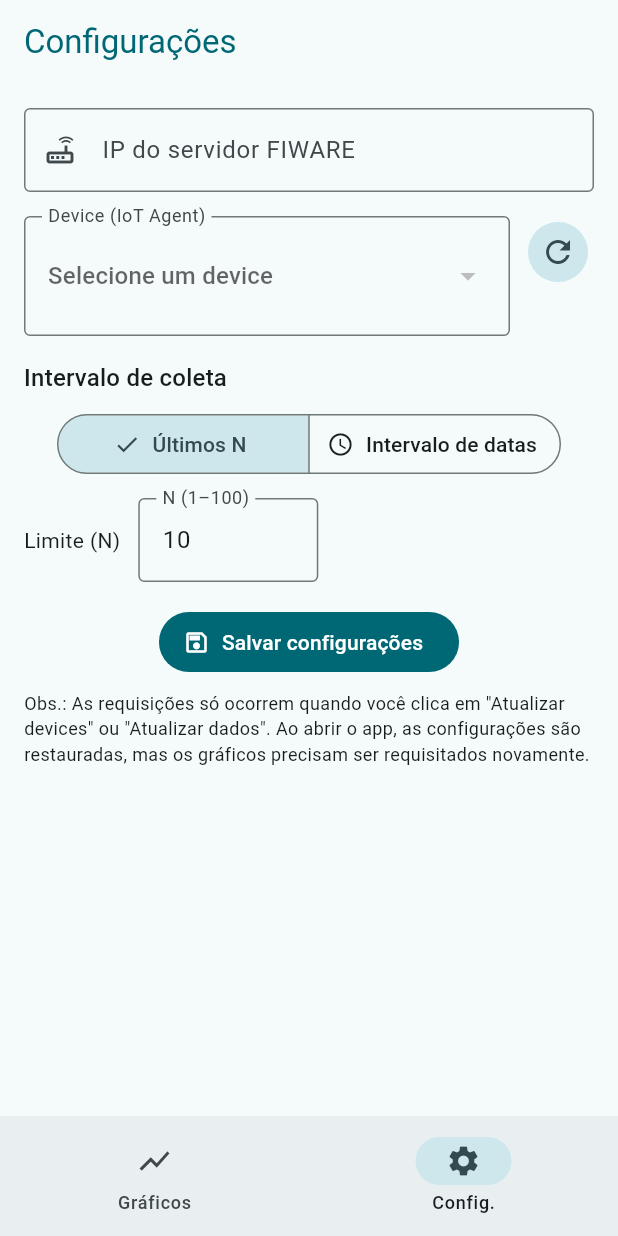
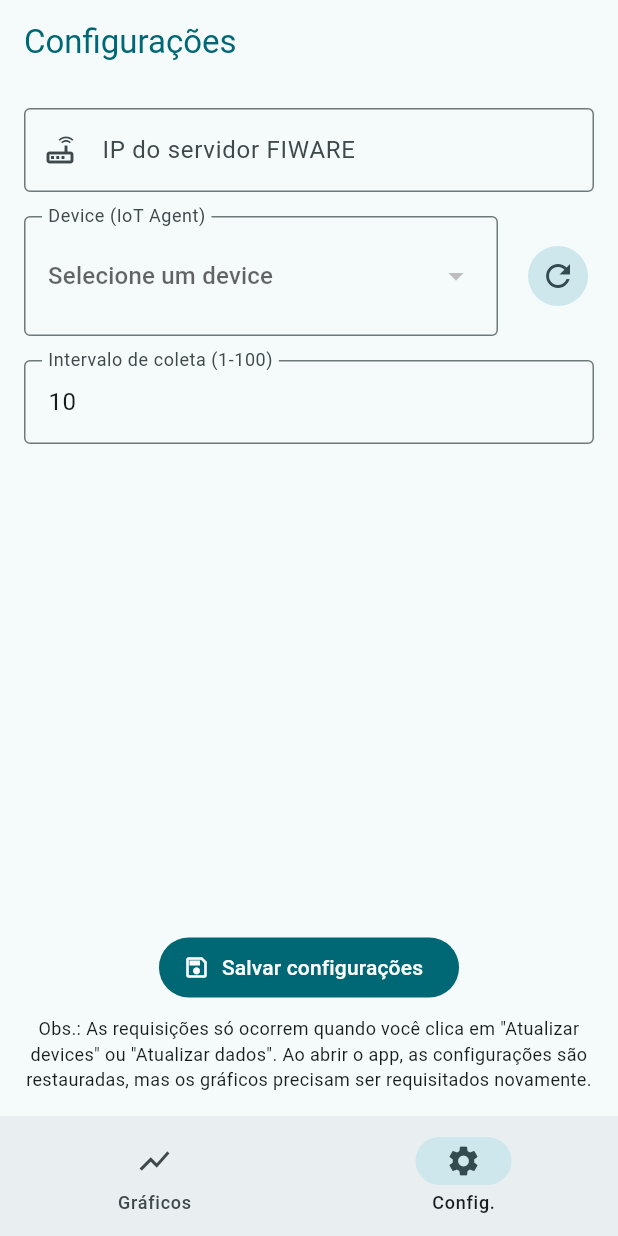
Before and after one commit to tcc-chronos/chronos-mobile, a Flutter app: the screen it shows after launch, item 2 of the bottom bar chosen, on a phone screen of 412 x 824 dp. Run offline on Flutter 3.47's test engine with Material 3 defaults, Android fonts, the phone set to English and light mode, and no system bars; our stand-ins replace fl_chart, shared_preferences.

Commit message:
refactor: remove unused QueryMode and date fields from AppSettings and SettingsPage

```diff
--- a/lib/core/models/app_settings.dart
+++ b/lib/core/models/app_settings.dart
@@ -1,16 +1,10 @@
-enum QueryMode { lastN, dateRange }
-
 class AppSettings {
   String ip; // ex.: 192.168.0.10
   String entityId; // ex.: urn:ngsi-ld:Chronos:ESP32:001
   String entityType; // ex.: Sensor
   String entityLabel; // para exibir no UI (entityName ou deviceId)
   List<String> attributes; // ex.: ["temperature","humidity"]
-
-  QueryMode mode;
   int lastN; // 1..100
-  String? dateFromIso; // ISO 8601 ex.: 2025-08-21T02:29:04.162Z
-  String? dateToIso;
 
   AppSettings({
     required this.ip,
@@ -18,10 +12,7 @@ class AppSettings {
     required this.entityType,
     required this.entityLabel,
     required this.attributes,
-    required this.mode,
     required this.lastN,
-    this.dateFromIso,
-    this.dateToIso,
   });
 
   factory AppSettings.defaults() => AppSettings(
@@ -30,7 +21,6 @@ class AppSettings {
     entityType: '',
     entityLabel: '',
     attributes: const [],
-    mode: QueryMode.lastN,
     lastN: 10,
   );
 
@@ -40,10 +30,7 @@ class AppSettings {
     'entityType': entityType,
     'entityLabel': entityLabel,
     'attributes': attributes,
-    'mode': mode.name,
     'lastN': lastN,
-    'dateFromIso': dateFromIso,
-    'dateToIso': dateToIso,
   };
 
   factory AppSettings.fromJson(Map<String, dynamic> j) {
@@ -53,12 +40,7 @@ class AppSettings {
       entityType: j['entityType']?.toString() ?? '',
       entityLabel: j['entityLabel']?.toString() ?? '',
       attributes: (j['attributes'] as List<dynamic>? ?? []).cast<String>(),
-      mode: (j['mode']?.toString() ?? 'lastN') == 'dateRange'
-          ? QueryMode.dateRange
-          : QueryMode.lastN,
       lastN: int.tryParse(j['lastN']?.toString() ?? '10') ?? 10,
-      dateFromIso: j['dateFromIso']?.toString(),
-      dateToIso: j['dateToIso']?.toString(),
     );
   }
 
@@ -71,7 +53,6 @@ class AppSettings {
     String? entityType,
     String? entityLabel,
     List<String>? attributes,
-    QueryMode? mode,
     int? lastN,
     String? dateFromIso,
     String? dateToIso,
@@ -82,10 +63,7 @@ class AppSettings {
       entityType: entityType ?? this.entityType,
       entityLabel: entityLabel ?? this.entityLabel,
       attributes: attributes ?? this.attributes,
-      mode: mode ?? this.mode,
       lastN: lastN ?? this.lastN,
-      dateFromIso: dateFromIso ?? this.dateFromIso,
-      dateToIso: dateToIso ?? this.dateToIso,
     );
   }
 }
--- a/lib/core/state/app_state.dart
+++ b/lib/core/state/app_state.dart
@@ -108,12 +108,6 @@ class AppState extends ChangeNotifier {
                 entityId: _settings.entityId,
                 attribute: attr,
                 lastN: _settings.lastN,
-                dateFromIso: _settings.mode == QueryMode.dateRange
-                    ? _settings.dateFromIso
-                    : null,
-                dateToIso: _settings.mode == QueryMode.dateRange
-                    ? _settings.dateToIso
-                    : null,
               )
               .then((points) => map[attr] = points),
         );
--- a/lib/ui/pages/settings_page.dart
+++ b/lib/ui/pages/settings_page.dart
@@ -1,6 +1,5 @@
 import 'package:flutter/material.dart';
 import 'package:provider/provider.dart';
-import '../../core/models/app_settings.dart';
 import '../../core/models/device.dart';
 import '../../core/state/app_state.dart';
 import '../../core/utils/validators.dart';
@@ -17,9 +16,6 @@ class _SettingsPageState extends State<SettingsPage> {
 
   late TextEditingController _ip;
   late TextEditingController _lastN;
-  late TextEditingController _dateFrom;
-  late TextEditingController _dateTo;
-  QueryMode _mode = QueryMode.lastN;
 
   Device? _selectedDevice;
 
@@ -29,11 +25,7 @@ class _SettingsPageState extends State<SettingsPage> {
     final settings = context.read<AppState>().settings;
     _ip = TextEditingController(text: settings.ip);
     _lastN = TextEditingController(text: settings.lastN.toString());
-    _dateFrom = TextEditingController(text: settings.dateFromIso ?? '');
-    _dateTo = TextEditingController(text: settings.dateToIso ?? '');
-    _mode = settings.mode;
 
-    // Seleciona o device atual (se existir na lista)
     final devices = context.read<AppState>().devices;
     if (settings.isConfigured) {
       _selectedDevice = devices.firstWhere(
@@ -56,8 +48,6 @@ class _SettingsPageState extends State<SettingsPage> {
   void dispose() {
     _ip.dispose();
     _lastN.dispose();
-    _dateFrom.dispose();
-    _dateTo.dispose();
     super.dispose();
   }
 
@@ -76,17 +66,12 @@ class _SettingsPageState extends State<SettingsPage> {
       attributes: device != null
           ? device.attributes.map((e) => e.name).toList()
           : current.attributes,
-      mode: _mode,
       lastN: int.tryParse(_lastN.text.trim()) ?? current.lastN,
-      dateFromIso: _dateFrom.text.trim().isEmpty ? null : _dateFrom.text.trim(),
-      dateToIso: _dateTo.text.trim().isEmpty ? null : _dateTo.text.trim(),
     );
 
     await app.saveSettings(newSettings);
 
-    if (!context.mounted) {
-      return;
-    }
+    if (!context.mounted) return;
     ScaffoldMessenger.of(
       context,
     ).showSnackBar(const SnackBar(content: Text('Configurações salvas!')));
@@ -105,8 +90,10 @@ class _SettingsPageState extends State<SettingsPage> {
               style: TextStyle(color: Theme.of(context).colorScheme.primary),
             ),
           ),
-          body: ListView(
+          body: SafeArea(
+            child: Padding(
               padding: const EdgeInsets.all(16),
+              child: Column(
                 children: [
                   if (s.errorMessage != null) ...[
                     MaterialBanner(
@@ -120,7 +107,9 @@ class _SettingsPageState extends State<SettingsPage> {
                     ),
                     const SizedBox(height: 8),
                   ],
-              Form(
+                  Expanded(
+                    child: SingleChildScrollView(
+                      child: Form(
                         key: _formKey,
                         child: Column(
                           children: [
@@ -128,7 +117,7 @@ class _SettingsPageState extends State<SettingsPage> {
                               controller: _ip,
                               decoration: const InputDecoration(
                                 labelText: 'IP do servidor FIWARE',
-                        hintText: 'Ex.: 192.168.0.10',
+                                hintText: 'Ex.: 172.0.0.1',
                                 prefixIcon: Icon(Icons.router_outlined),
                                 border: OutlineInputBorder(),
                               ),
@@ -137,7 +126,7 @@ class _SettingsPageState extends State<SettingsPage> {
                             ),
                             const SizedBox(height: 16),
                             Row(
-                      crossAxisAlignment: CrossAxisAlignment.start,
+                              crossAxisAlignment: CrossAxisAlignment.center,
                               children: [
                                 Expanded(
                                   child: InputDecorator(
@@ -151,8 +140,7 @@ class _SettingsPageState extends State<SettingsPage> {
                                         value: _selectedDevice,
                                         hint: const Text('Selecione um device'),
                                         items: devices.map((d) {
-                                  final label =
-                                      '${d.deviceId}  •  ${d.entityName}';
+                                          final label = d.entityName;
                                           return DropdownMenuItem<Device>(
                                             value: d,
                                             child: Text(
@@ -167,20 +155,22 @@ class _SettingsPageState extends State<SettingsPage> {
                                     ),
                                   ),
                                 ),
-                        const SizedBox(width: 8),
+                                const SizedBox(width: 16),
                                 IconButton.filledTonal(
                                   tooltip: 'Atualizar devices do IoT Agent',
                                   onPressed: s.loadingDevices
                                       ? null
                                       : () async {
                                           await s.refreshDevices();
-                                  if (!context.mounted) {
-                                    return;
-                                  }
+                                          if (!context.mounted) return;
                                           if (s.errorMessage == null) {
-                                    ScaffoldMessenger.of(context).showSnackBar(
+                                            ScaffoldMessenger.of(
+                                              context,
+                                            ).showSnackBar(
                                               const SnackBar(
-                                        content: Text('Devices atualizados'),
+                                                content: Text(
+                                                  'Devices atualizados',
+                                                ),
                                               ),
                                             );
                                           }
@@ -198,119 +188,22 @@ class _SettingsPageState extends State<SettingsPage> {
                               ],
                             ),
                             const SizedBox(height: 16),
-                    Align(
-                      alignment: Alignment.centerLeft,
-                      child: Text(
-                        'Intervalo de coleta',
-                        style: Theme.of(context).textTheme.titleMedium,
-                      ),
-                    ),
-                    const SizedBox(height: 8),
-                    SegmentedButton<QueryMode>(
-                      segments: const [
-                        ButtonSegment<QueryMode>(
-                          value: QueryMode.lastN,
-                          label: Text('Últimos N'),
-                          icon: Icon(Icons.format_list_numbered),
-                        ),
-                        ButtonSegment<QueryMode>(
-                          value: QueryMode.dateRange,
-                          label: Text('Intervalo de datas'),
-                          icon: Icon(Icons.schedule),
-                        ),
-                      ],
-                      selected: {_mode},
-                      onSelectionChanged: (set) =>
-                          setState(() => _mode = set.first),
-                    ),
-
-                    const SizedBox(height: 12),
-
-                    // Campo N (usado tanto em lastN quanto em dateRange)
-                    Row(
-                      children: [
-                        const Text('Limite (N)'),
-                        const SizedBox(width: 12),
-                        SizedBox(
-                          width: 120,
-                          child: TextFormField(
+                            TextFormField(
                               controller: _lastN,
                               decoration: const InputDecoration(
-                              labelText: 'N (1–100)',
+                                labelText: 'Intervalo de coleta (1-100)',
                                 border: OutlineInputBorder(),
                               ),
                               keyboardType: TextInputType.number,
                               validator: Validators.lastN,
                             ),
-                        ),
-                      ],
-                    ),
-
-                    // Campos de datas (visíveis somente no modo intervalo)
-                    AnimatedCrossFade(
-                      crossFadeState: _mode == QueryMode.dateRange
-                          ? CrossFadeState.showFirst
-                          : CrossFadeState.showSecond,
-                      duration: const Duration(milliseconds: 200),
-                      firstChild: Padding(
-                        padding: const EdgeInsets.only(top: 12.0),
-                        child: Column(
-                          crossAxisAlignment: CrossAxisAlignment.start,
-                          children: [
-                            const SizedBox(height: 8),
-                            Row(
-                              children: [
-                                Expanded(
-                                  child: TextFormField(
-                                    controller: _dateFrom,
-                                    decoration: const InputDecoration(
-                                      labelText:
-                                          'dateFrom (ex.: 2025-08-21T02:29:04.162Z)',
-                                      border: OutlineInputBorder(),
-                                    ),
-                                    validator: (v) => Validators.isoOrEmpty(v),
-                                  ),
-                                ),
-                                const SizedBox(width: 8),
-                                Expanded(
-                                  child: TextFormField(
-                                    controller: _dateTo,
-                                    decoration: const InputDecoration(
-                                      labelText:
-                                          'dateTo (ex.: 2025-08-21T02:34:23.697Z)',
-                                      border: OutlineInputBorder(),
-                                    ),
-                                    validator: (v) => Validators.isoOrEmpty(v),
-                                  ),
-                                ),
-                              ],
-                            ),
-                            const SizedBox(height: 6),
-                            Builder(
-                              builder: (context) {
-                                final msg = Validators.bothIsoRequired(
-                                  _dateFrom.text,
-                                  _dateTo.text,
-                                );
-                                return msg == null
-                                    ? const SizedBox.shrink()
-                                    : Text(
-                                        msg,
-                                        style: TextStyle(
-                                          color: Theme.of(
-                                            context,
-                                          ).colorScheme.error,
-                                        ),
-                                      );
-                              },
-                            ),
+                            const SizedBox(height: 24),
                           ],
                         ),
                       ),
-                      secondChild: const SizedBox.shrink(),
                     ),
-
-                    const SizedBox(height: 16),
+                  ),
+                  const SizedBox(height: 8),
                   FilledButton.icon(
                     onPressed: _save,
                     icon: const Icon(Icons.save_outlined),
@@ -318,14 +211,15 @@ class _SettingsPageState extends State<SettingsPage> {
                   ),
                   const SizedBox(height: 8),
                   const Text(
-                      'Obs.: As requisições só ocorrem quando você clica em "Atualizar devices" ou "Atualizar dados". '
-                      'Ao abrir o app, as configurações são restauradas, mas os gráficos precisam ser requisitados novamente.',
+                    'Obs.: As requisições só ocorrem quando você clica em "Atualizar devices" '
+                    'ou "Atualizar dados". Ao abrir o app, as configurações são restauradas, '
+                    'mas os gráficos precisam ser requisitados novamente.',
                     style: TextStyle(fontSize: 12),
+                    textAlign: TextAlign.center,
                   ),
                 ],
               ),
             ),
-            ],
           ),
         );
       },
```
Lines whose indentation alone changed are shown as unchanged.
